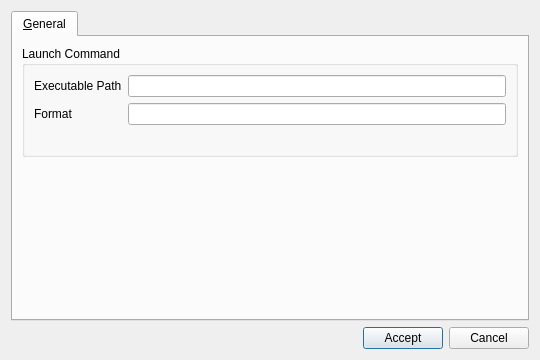
SanderTheDragon/Qtendo, file ui/emulator_settings.ui: the form before one commit.
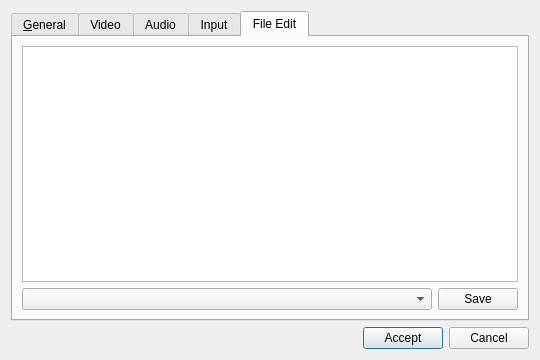
The form after the commit. The open tabs and pages were chosen to show the change. Icons and pictures are not drawn.

Patch:
```diff
--- a/ui/emulator_settings.ui
+++ b/ui/emulator_settings.ui
@@ -128,6 +128,47 @@
        </item>
       </layout>
      </widget>
+     <widget class="QWidget" name="tabVideo">
+      <attribute name="title">
+       <string>Video</string>
+      </attribute>
+     </widget>
+     <widget class="QWidget" name="tabAudio">
+      <attribute name="title">
+       <string>Audio</string>
+      </attribute>
+     </widget>
+     <widget class="QWidget" name="tabInput">
+      <attribute name="title">
+       <string>Input</string>
+      </attribute>
+     </widget>
+     <widget class="QWidget" name="tabEdit">
+      <attribute name="title">
+       <string>File Edit</string>
+      </attribute>
+      <layout class="QGridLayout" name="gridLayout_4">
+       <item row="1" column="0">
+        <widget class="QComboBox" name="fileSelect"/>
+       </item>
+       <item row="1" column="1">
+        <widget class="QPushButton" name="fileSaveButton">
+         <property name="sizePolicy">
+          <sizepolicy hsizetype="Maximum" vsizetype="Fixed">
+           <horstretch>0</horstretch>
+           <verstretch>0</verstretch>
+          </sizepolicy>
+         </property>
+         <property name="text">
+          <string>Save</string>
+         </property>
+        </widget>
+       </item>
+       <item row="0" column="0" colspan="2">
+        <widget class="QTextEdit" name="fileTextEdit"/>
+       </item>
+      </layout>
+     </widget>
     </widget>
    </item>
   </layout>
```
